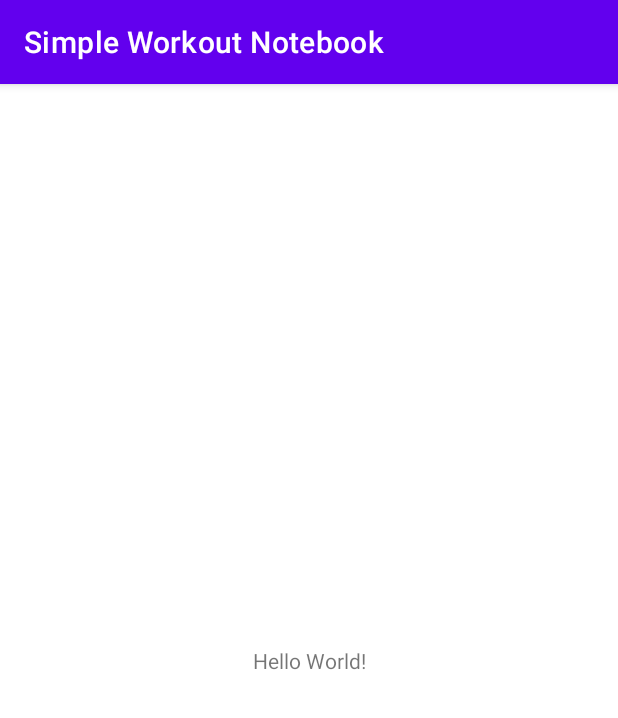
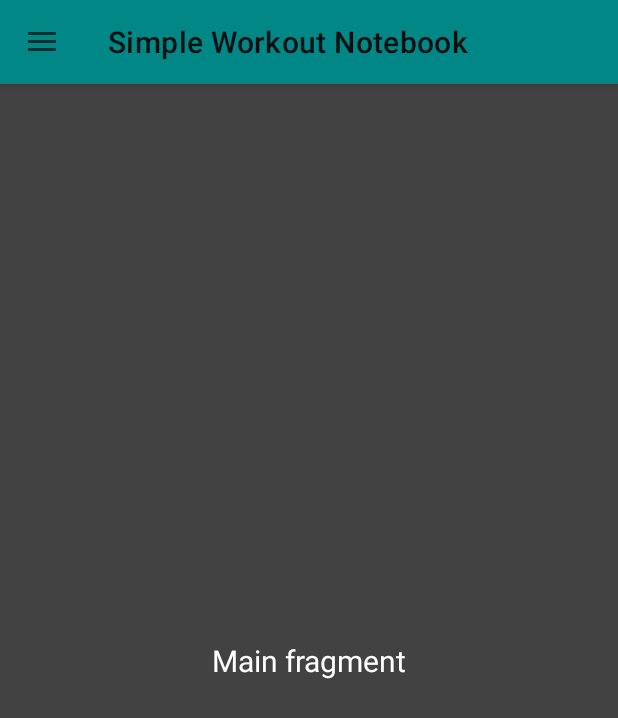
Before and after one commit to alexpergar/lifitdown, an Android app: the screen it shows after launch (MainActivity), on a phone screen of 412 x 824 dp. Shown: the top 718 px of the screen. Run offline under Robolectric (Android 15) with nearby library versions, the phone set to English and light mode, and no system bars.

Commit message:
drawer, main activity and fake database creation

```diff
--- a/app/src/main/java/com/aleperaltagar/simpleworkoutnotebook/MainActivity.java
+++ b/app/src/main/java/com/aleperaltagar/simpleworkoutnotebook/MainActivity.java
@@ -1,14 +1,62 @@
 package com.aleperaltagar.simpleworkoutnotebook;
 
+import androidx.annotation.NonNull;
+import androidx.appcompat.app.ActionBarDrawerToggle;
 import androidx.appcompat.app.AppCompatActivity;
+import androidx.drawerlayout.widget.DrawerLayout;
 
 import android.os.Bundle;
+import android.view.MenuItem;
+import android.widget.Toast;
+
+import com.google.android.material.appbar.MaterialToolbar;
+import com.google.android.material.navigation.NavigationView;
 
 public class MainActivity extends AppCompatActivity {
+
+    private DrawerLayout drawer;
+    private NavigationView navigationView;
+    private MaterialToolbar toolbar;
 
     @Override
     protected void onCreate(Bundle savedInstanceState) {
         super.onCreate(savedInstanceState);
         setContentView(R.layout.activity_main);
+
+        initViews();
+
+        // Initialize database
+        Utils.initSharedPreferences(this);
+
+        // Fragment manager
+        getSupportFragmentManager().beginTransaction().replace(R.id.container, new MainFragment()).commit();
+
+        // Navigation drawer
+        setSupportActionBar(toolbar);
+        ActionBarDrawerToggle toggle = new ActionBarDrawerToggle(this, drawer, toolbar, R.string.drawer_open, R.string.drawer_close);
+        drawer.addDrawerListener(toggle);
+        toggle.syncState();
+
+        // Navigation drawer listener
+        navigationView.setNavigationItemSelectedListener(new NavigationView.OnNavigationItemSelectedListener() {
+            @Override
+            public boolean onNavigationItemSelected(@NonNull MenuItem item) {
+                switch(item.getItemId()) {
+                    case R.id.notebook:
+                        Toast.makeText(MainActivity.this, "Notebook selected", Toast.LENGTH_SHORT).show();
+                        break;
+                    default:
+                        break;
+                }
+                return false;
+            }
+        });
+
+    }
+
+    private void initViews() {
+        drawer = findViewById(R.id.drawer);
+        navigationView = findViewById(R.id.navigationView);
+        toolbar = findViewById(R.id.toolbar);
     }
 }
--- /dev/null
+++ b/app/src/main/java/com/aleperaltagar/simpleworkoutnotebook/MainFragment.java
@@ -0,0 +1,19 @@
+package com.aleperaltagar.simpleworkoutnotebook;
+
+import android.os.Bundle;
+import android.view.LayoutInflater;
+import android.view.View;
+import android.view.ViewGroup;
+
+import androidx.annotation.NonNull;
+import androidx.annotation.Nullable;
+import androidx.fragment.app.Fragment;
+
+public class MainFragment extends Fragment {
+    @Nullable
+    @Override
+    public View onCreateView(@NonNull LayoutInflater inflater, @Nullable ViewGroup container, @Nullable Bundle savedInstanceState) {
+        View view = inflater.inflate(R.layout.frament_main, container, false);
+        return view;
+    }
+}
--- /dev/null
+++ b/app/src/main/java/com/aleperaltagar/simpleworkoutnotebook/Utils.java
@@ -0,0 +1,49 @@
+package com.aleperaltagar.simpleworkoutnotebook;
+
+import android.content.Context;
+import android.content.SharedPreferences;
+
+import com.google.gson.Gson;
+import com.google.gson.reflect.TypeToken;
+
+import java.lang.reflect.Type;
+import java.util.ArrayList;
+
+public class Utils {
+
+    private static int ID = 0;
+
+    private static final String DB_NAME = "fake_database";
+    private static final String ALL_ITEMS_KEY = "all_items";
+    private static Gson gson = new Gson();
+    private static Type exercisesType = new TypeToken<ArrayList<Exercise>>() {}.getType();
+
+    public static void initSharedPreferences(Context context) {
+        SharedPreferences sharedPreferences = context.getSharedPreferences(DB_NAME, Context.MODE_PRIVATE);
+        ArrayList<Exercise> allItems = gson.fromJson(sharedPreferences.getString(ALL_ITEMS_KEY, null), exercisesType);
+        if (null == allItems) {
+            initAllItems(context);
+        }
+    }
+
+    private static void initAllItems(Context context) {
+        ArrayList<Exercise> allItems = new ArrayList<>();
+
+        SharedPreferences sharedPreferences = context.getSharedPreferences(DB_NAME, Context.MODE_PRIVATE);
+        SharedPreferences.Editor editor = sharedPreferences.edit();
+        editor.putString(ALL_ITEMS_KEY, gson.toJson(allItems));
+        editor.commit();
+    }
+
+    public static ArrayList<Exercise> getAllItems(Context context) {
+        SharedPreferences sharedPreferences = context.getSharedPreferences(DB_NAME, Context.MODE_PRIVATE);
+        ArrayList<Exercise> allItems = gson.fromJson(sharedPreferences.getString(ALL_ITEMS_KEY, null), exercisesType);
+        return allItems;
+
+    }
+
+    public static int getID() {
+        ID++;
+        return ID;
+    }
+}
--- /dev/null
+++ b/app/src/main/res/drawable-anydpi/ic_settings.xml
@@ -0,0 +1,11 @@
+<vector xmlns:android="http://schemas.android.com/apk/res/android"
+    android:width="24dp"
+    android:height="24dp"
+    android:viewportWidth="24"
+    android:viewportHeight="24"
+    android:tint="#000000"
+    android:alpha="0.8">
+  <path
+      android:fillColor="@android:color/white"
+      android:pathData="M19.14,12.94c0.04,-0.3 0.06,-0.61 0.06,-0.94c0,-0.32 -0.02,-0.64 -0.07,-0.94l2.03,-1.58c0.18,-0.14 0.23,-0.41 0.12,-0.61l-1.92,-3.32c-0.12,-0.22 -0.37,-0.29 -0.59,-0.22l-2.39,0.96c-0.5,-0.38 -1.03,-0.7 -1.62,-0.94L14.4,2.81c-0.04,-0.24 -0.24,-0.41 -0.48,-0.41h-3.84c-0.24,0 -0.43,0.17 -0.47,0.41L9.25,5.35C8.66,5.59 8.12,5.92 7.63,6.29L5.24,5.33c-0.22,-0.08 -0.47,0 -0.59,0.22L2.74,8.87C2.62,9.08 2.66,9.34 2.86,9.48l2.03,1.58C4.84,11.36 4.8,11.69 4.8,12s0.02,0.64 0.07,0.94l-2.03,1.58c-0.18,0.14 -0.23,0.41 -0.12,0.61l1.92,3.32c0.12,0.22 0.37,0.29 0.59,0.22l2.39,-0.96c0.5,0.38 1.03,0.7 1.62,0.94l0.36,2.54c0.05,0.24 0.24,0.41 0.48,0.41h3.84c0.24,0 0.44,-0.17 0.47,-0.41l0.36,-2.54c0.59,-0.24 1.13,-0.56 1.62,-0.94l2.39,0.96c0.22,0.08 0.47,0 0.59,-0.22l1.92,-3.32c0.12,-0.22 0.07,-0.47 -0.12,-0.61L19.14,12.94zM12,15.6c-1.98,0 -3.6,-1.62 -3.6,-3.6s1.62,-3.6 3.6,-3.6s3.6,1.62 3.6,3.6S13.98,15.6 12,15.6z"/>
+</vector>
--- a/app/src/main/res/layout/activity_main.xml
+++ b/app/src/main/res/layout/activity_main.xml
@@ -1,18 +1,39 @@
 <?xml version="1.0" encoding="utf-8"?>
-<androidx.constraintlayout.widget.ConstraintLayout xmlns:android="http://schemas.android.com/apk/res/android"
+<androidx.drawerlayout.widget.DrawerLayout xmlns:android="http://schemas.android.com/apk/res/android"
     xmlns:app="http://schemas.android.com/apk/res-auto"
     xmlns:tools="http://schemas.android.com/tools"
     android:layout_width="match_parent"
     android:layout_height="match_parent"
-    tools:context=".MainActivity">
+    tools:context=".MainActivity"
+    android:id="@+id/drawer"
+    tools:openDrawer="start">
 
-    <TextView
+    <RelativeLayout
+        android:layout_width="match_parent"
+        android:layout_height="match_parent">
+
+        <com.google.android.material.appbar.MaterialToolbar
+            android:layout_width="match_parent"
+            android:layout_height="wrap_content"
+            android:id="@+id/toolbar"
+            android:elevation="4dp"
+            android:background="@color/teal_700"/>
+
+        <FrameLayout
+            android:layout_width="match_parent"
+            android:layout_height="match_parent"
+            android:layout_below="@+id/toolbar"
+            android:id="@+id/container"/>
+
+    </RelativeLayout>
+
+    <com.google.android.material.navigation.NavigationView
+        android:id="@+id/navigationView"
         android:layout_width="wrap_content"
-        android:layout_height="wrap_content"
-        android:text="Hello World!"
-        app:layout_constraintBottom_toBottomOf="parent"
-        app:layout_constraintLeft_toLeftOf="parent"
-        app:layout_constraintRight_toRightOf="parent"
-        app:layout_constraintTop_toTopOf="parent" />
+        android:layout_height="match_parent"
+        app:headerLayout="@layout/drawer_header"
+        app:menu="@menu/drawer_menu"
+        android:layout_gravity="start"/>
 
-</androidx.constraintlayout.widget.ConstraintLayout>
+
+</androidx.drawerlayout.widget.DrawerLayout>
--- /dev/null
+++ b/app/src/main/res/layout/frament_main.xml
@@ -0,0 +1,20 @@
+<?xml version="1.0" encoding="utf-8"?>
+<androidx.constraintlayout.widget.ConstraintLayout
+    xmlns:android="http://schemas.android.com/apk/res/android"
+    xmlns:app="http://schemas.android.com/apk/res-auto"
+    android:layout_width="match_parent"
+    android:layout_height="match_parent"
+    android:background="@color/cardview_dark_background">
+
+    <TextView
+        android:layout_width="wrap_content"
+        android:layout_height="wrap_content"
+        android:text="Main fragment"
+        android:textColor="@color/white"
+        android:textSize="20sp"
+        app:layout_constraintBottom_toBottomOf="parent"
+        app:layout_constraintEnd_toEndOf="parent"
+        app:layout_constraintStart_toStartOf="parent"
+        app:layout_constraintTop_toTopOf="parent" />
+
+</androidx.constraintlayout.widget.ConstraintLayout>
--- /dev/null
+++ b/app/src/main/res/menu/drawer_menu.xml
@@ -0,0 +1,24 @@
+<?xml version="1.0" encoding="utf-8"?>
+<menu xmlns:android="http://schemas.android.com/apk/res/android">
+
+    <item
+        android:title="Notebook"
+        android:id="@+id/notebook"
+        android:icon="@drawable/ic_settings"/>
+
+    <item
+        android:title="Exercises"
+        android:id="@+id/exercises"
+        android:icon="@drawable/ic_settings"/>
+
+    <item
+        android:title="Settings"
+        android:id="@+id/settings"
+        android:icon="@drawable/ic_settings"/>
+
+    <item
+        android:title="About"
+        android:id="@+id/about"
+        android:icon="@drawable/ic_settings"/>
+
+</menu>
--- a/app/src/main/res/values-night/themes.xml
+++ b/app/src/main/res/values-night/themes.xml
@@ -1,6 +1,6 @@
 <resources xmlns:tools="http://schemas.android.com/tools">
     <!-- Base application theme. -->
-    <style name="Theme.SimpleWorkoutNotebook" parent="Theme.MaterialComponents.DayNight.DarkActionBar">
+        <style name="Theme.SimpleWorkoutNotebook" parent="Theme.MaterialComponents.DayNight.NoActionBar">
         <!-- Primary brand color. -->
         <item name="colorPrimary">@color/purple_200</item>
         <item name="colorPrimaryVariant">@color/purple_700</item>
--- a/app/src/main/res/values/strings.xml
+++ b/app/src/main/res/values/strings.xml
@@ -1,3 +1,5 @@
 <resources>
     <string name="app_name">Simple Workout Notebook</string>
+    <string name="drawer_open">drawer_open</string>
+    <string name="drawer_close">drawer_close</string>
 </resources>
--- a/app/src/main/res/values/themes.xml
+++ b/app/src/main/res/values/themes.xml
@@ -1,6 +1,6 @@
 <resources xmlns:tools="http://schemas.android.com/tools">
     <!-- Base application theme. -->
-    <style name="Theme.SimpleWorkoutNotebook" parent="Theme.MaterialComponents.DayNight.DarkActionBar">
+    <style name="Theme.SimpleWorkoutNotebook" parent="Theme.MaterialComponents.Light.NoActionBar">
         <!-- Primary brand color. -->
         <item name="colorPrimary">@color/purple_500</item>
         <item name="colorPrimaryVariant">@color/purple_700</item>
```
Also changed, not shown: app/build.gradle (+9 -0 lines), app/src/main/java/com/aleperaltagar/simpleworkoutnotebook/Exercise.java (added, +49 -0 lines), app/src/main/java/com/aleperaltagar/simpleworkoutnotebook/Set.java (added, +59 -0 lines), app/src/main/res/layout/drawer_header.xml (added, +33 -0 lines), app/src/main/res/drawable-hdpi/ic_settings.png (added), app/src/main/res/drawable-mdpi/ic_settings.png (added), app/src/main/res/drawable-xhdpi/ic_settings.png (added), app/src/main/res/drawable-xxhdpi/ic_settings.png (added).
